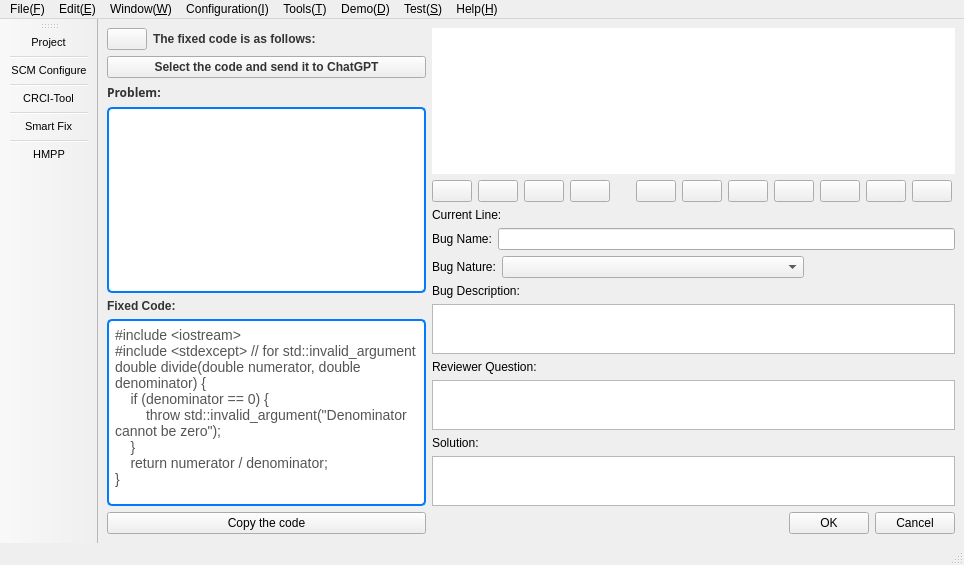
Qt form mainwindow.ui (fumeshroomXY/HMPP) before a commit.
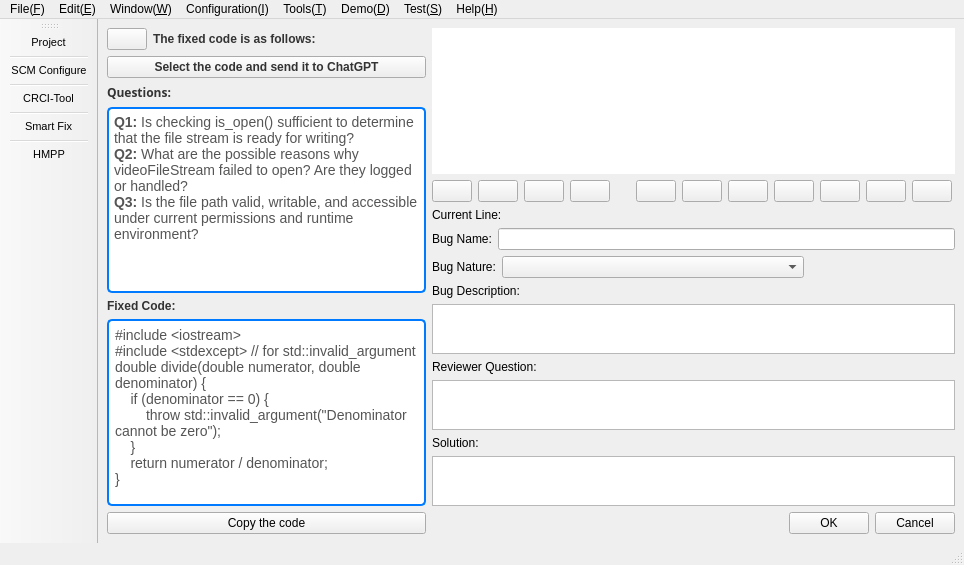
The same form after that commit. The open tabs and pages were chosen to show the change. Icons and pictures are not drawn. Custom widgets are drawn as their Qt base class.

Commit message: allow developers to add or remove challenge question lists. improve the review process

```diff
--- a/mainwindow.ui
+++ b/mainwindow.ui
@@ -292,7 +292,7 @@
            <number>1</number>
           </property>
           <property name="text">
-           <string>Problem:</string>
+           <string>Questions:</string>
           </property>
          </widget>
         </item>
@@ -362,6 +362,15 @@
               <property name="sizeAdjustPolicy">
                <enum>QAbstractScrollArea::AdjustIgnored</enum>
               </property>
+              <property name="html">
+               <string>&lt;!DOCTYPE HTML PUBLIC &quot;-//W3C//DTD HTML 4.0//EN&quot; &quot;http://www.w3.org/TR/REC-html40/strict.dtd&quot;&gt;
+&lt;html&gt;&lt;head&gt;&lt;meta name=&quot;qrichtext&quot; content=&quot;1&quot; /&gt;&lt;style type=&quot;text/css&quot;&gt;
+p, li { white-space: pre-wrap; }
+&lt;/style&gt;&lt;/head&gt;&lt;body style=&quot; font-family:'Arial,sans-serif'; font-size:14px; font-weight:400; font-style:normal;&quot;&gt;
+&lt;p style=&quot; margin-top:0px; margin-bottom:0px; margin-left:0px; margin-right:0px; -qt-block-indent:0; text-indent:0px;&quot;&gt;&lt;span style=&quot; font-size:14px; font-weight:600;&quot;&gt;Q1:&lt;/span&gt;&lt;span style=&quot; font-size:14px;&quot;&gt; Is checking &lt;/span&gt;&lt;span style=&quot; font-family:'Courier New'; font-size:14px;&quot;&gt;is_open()&lt;/span&gt;&lt;span style=&quot; font-size:14px;&quot;&gt; sufficient to determine that the file stream is ready for writing?&lt;/span&gt;&lt;/p&gt;
+&lt;p style=&quot; margin-top:0px; margin-bottom:0px; margin-left:0px; margin-right:0px; -qt-block-indent:0; text-indent:0px;&quot;&gt;&lt;span style=&quot; font-size:14px; font-weight:600;&quot;&gt;Q2:&lt;/span&gt;&lt;span style=&quot; font-size:14px;&quot;&gt; What are the possible reasons why &lt;/span&gt;&lt;span style=&quot; font-family:'Courier New'; font-size:14px;&quot;&gt;videoFileStream&lt;/span&gt;&lt;span style=&quot; font-size:14px;&quot;&gt; failed to open? Are they logged or handled?&lt;/span&gt;&lt;/p&gt;
+&lt;p style=&quot; margin-top:0px; margin-bottom:0px; margin-left:0px; margin-right:0px; -qt-block-indent:0; text-indent:0px;&quot;&gt;&lt;span style=&quot; font-size:14px; font-weight:600;&quot;&gt;Q3:&lt;/span&gt;&lt;span style=&quot; font-size:14px;&quot;&gt; Is the file path valid, writable, and accessible under current permissions and runtime environment?&lt;/span&gt;&lt;/p&gt;&lt;/body&gt;&lt;/html&gt;</string>
+              </property>
              </widget>
             </item>
            </layout>
```
Left out of the diff: 12 changed lines with no effect on the pictures. The commit also changes 76 other files.
